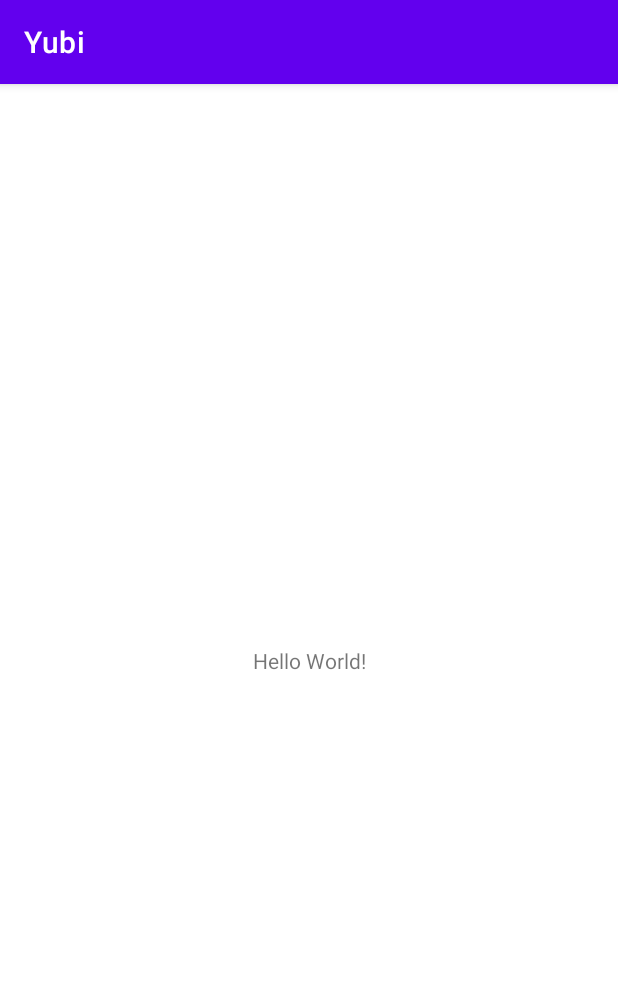
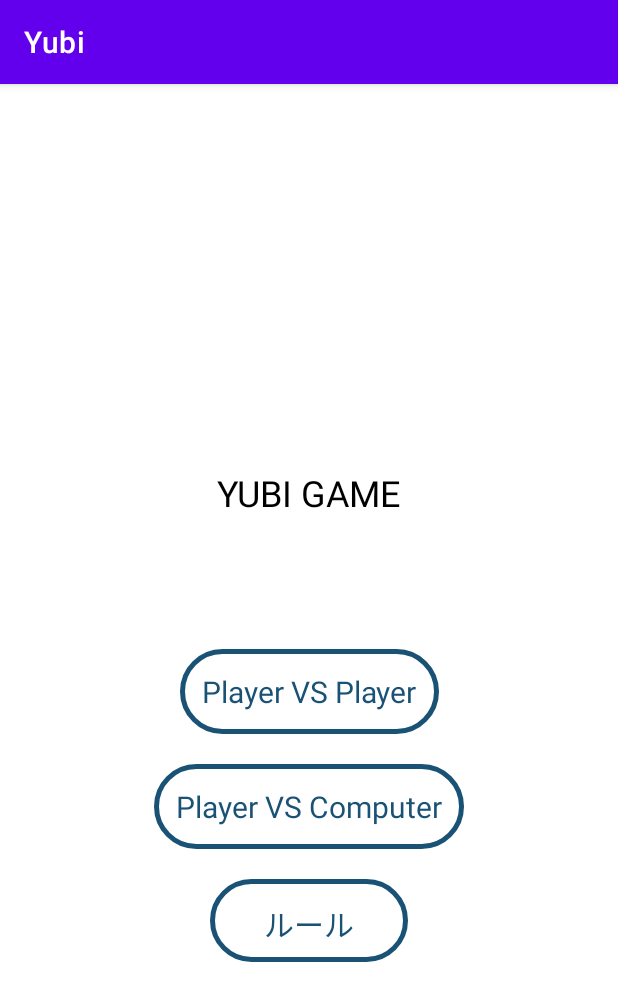
Before and after one commit to edwardowen24/Yubi, an Android app: the screen it shows after launch (MainActivity), on a phone screen of 412 x 824 dp. Shown: the top 1001 px of the screen. Run offline under Robolectric (Android 15) with nearby library versions, the phone set to English and light mode, and no system bars.

Commit message:
main page style

```diff
--- a/app/src/main/java/com/example/yubi/Game.java
+++ b/app/src/main/java/com/example/yubi/Game.java
@@ -17,9 +17,11 @@ public class Game extends AppCompatActivity {
     protected void onCreate(Bundle savedInstanceState) {
         super.onCreate(savedInstanceState);
         setContentView(R.layout.activity_game);
+        /////////////// p1 = player1 ///////////////
         TextView p1finger1 = findViewById(R.id.p1finger1);
         TextView p1finger2 = findViewById(R.id.p1finger2);
         TextView p1finger3 = findViewById(R.id.p1finger3);
+        /////////////// p2 = player2 ///////////////
         TextView p2finger1 = findViewById(R.id.p2finger1);
         TextView p2finger2 = findViewById(R.id.p2finger2);
         TextView p2finger3 = findViewById(R.id.p2finger3);
--- a/app/src/main/java/com/example/yubi/MainActivity.java
+++ b/app/src/main/java/com/example/yubi/MainActivity.java
@@ -15,9 +15,11 @@ public class MainActivity extends AppCompatActivity {
     protected void onCreate(Bundle savedInstanceState) {
         super.onCreate(savedInstanceState);
         setContentView(R.layout.activity_main);
-        TextView click = findViewById(R.id.textbutton);
+        TextView click = findViewById(R.id.yubigame);
+        TextView pvsp = findViewById(R.id.p_vs_p);
+        TextView pvsc = findViewById(R.id.p_vs_c);
 
-        click.setOnClickListener(new View.OnClickListener() {
+        pvsp.setOnClickListener(new View.OnClickListener() {
             @Override
             public void onClick(View view) {
                 Intent intent = new Intent(getApplicationContext(), Game.class);
--- /dev/null
+++ b/app/src/main/res/drawable/button_style_home.xml
@@ -0,0 +1,7 @@
+<?xml version="1.0" encoding="utf-8"?>
+<shape xmlns:android="http://schemas.android.com/apk/res/android">
+    <stroke
+        android:width="3dp" android:color="@color/blue_button"/>
+    <corners android:radius="45dp"/>
+    <padding android:top="15dp" android:bottom="15dp" android:left="15dp" android:right="15dp"/>
+</shape>
--- a/app/src/main/res/layout/activity_game.xml
+++ b/app/src/main/res/layout/activity_game.xml
@@ -13,7 +13,7 @@
 
         android:layout_marginStart="55dp"
         android:layout_marginBottom="90dp"
-        android:background="@drawable/button_style"
+        android:background="@drawable/button_style_bue"
         app:layout_constraintBottom_toTopOf="@+id/p1finger2"
         app:layout_constraintStart_toStartOf="parent"
         tools:ignore="MissingConstraints" />
@@ -24,7 +24,7 @@
         android:layout_height="90dp"
         android:layout_marginStart="55dp"
 
-        android:background="@drawable/button_style"
+        android:background="@drawable/button_style_bue"
         app:layout_constraintBottom_toBottomOf="parent"
         app:layout_constraintStart_toStartOf="parent"
         app:layout_constraintTop_toTopOf="parent"
@@ -37,7 +37,7 @@
         android:layout_marginStart="55dp"
 
         android:layout_marginTop="90dp"
-        android:background="@drawable/button_style"
+        android:background="@drawable/button_style_bue"
         app:layout_constraintStart_toStartOf="parent"
         app:layout_constraintTop_toBottomOf="@+id/p1finger2"
         tools:ignore="MissingConstraints" />
@@ -85,7 +85,7 @@
 
         android:layout_marginTop="32dp"
         android:layout_marginEnd="32dp"
-        android:background="@drawable/button_style"
+        android:background="@drawable/button_style_bue"
         app:layout_constraintEnd_toStartOf="@+id/round"
         app:layout_constraintTop_toTopOf="parent"
         tools:ignore="MissingConstraints" />
--- a/app/src/main/res/layout/activity_main.xml
+++ b/app/src/main/res/layout/activity_main.xml
@@ -7,13 +7,55 @@
     tools:context=".MainActivity">
 
     <TextView
-        android:id="@+id/textbutton"
+        android:id="@+id/yubigame"
         android:layout_width="wrap_content"
         android:layout_height="wrap_content"
-        android:text="Hello World!"
-        app:layout_constraintBottom_toBottomOf="parent"
+        android:layout_marginTop="256dp"
+        android:text="@string/yubigame"
+        android:textColor="@color/black"
+        android:textSize="24sp"
         app:layout_constraintLeft_toLeftOf="parent"
         app:layout_constraintRight_toRightOf="parent"
         app:layout_constraintTop_toTopOf="parent" />
 
+    <TextView
+        android:id="@+id/p_vs_p"
+        android:layout_width="wrap_content"
+        android:layout_height="wrap_content"
+        android:layout_marginTop="88dp"
+        android:background="@drawable/button_style_home"
+        android:text="@string/p_vs_p"
+        android:textColor="@color/blue_button"
+        android:textSize="20sp"
+        app:layout_constraintEnd_toEndOf="parent"
+        app:layout_constraintStart_toStartOf="parent"
+        app:layout_constraintTop_toBottomOf="@+id/yubigame" />
+
+    <TextView
+        android:id="@+id/p_vs_c"
+        android:layout_width="wrap_content"
+        android:layout_height="wrap_content"
+        android:layout_marginTop="20dp"
+        android:background="@drawable/button_style_home"
+        android:text="@string/p_vs_c"
+        android:textColor="@color/blue_button"
+        android:textSize="20sp"
+        app:layout_constraintEnd_toEndOf="parent"
+        app:layout_constraintStart_toStartOf="parent"
+        app:layout_constraintTop_toBottomOf="@+id/p_vs_p" />
+
+    <TextView
+        android:id="@+id/other"
+        android:layout_width="132dp"
+        android:layout_height="55dp"
+        android:layout_marginTop="20dp"
+        android:background="@drawable/button_style_home"
+        android:text="@string/other"
+        android:textAlignment="center"
+        android:textColor="@color/blue_button"
+        android:textSize="20sp"
+        app:layout_constraintEnd_toEndOf="parent"
+        app:layout_constraintStart_toStartOf="parent"
+        app:layout_constraintTop_toBottomOf="@+id/p_vs_c" />
+
 </androidx.constraintlayout.widget.ConstraintLayout>
--- a/app/src/main/res/values/strings.xml
+++ b/app/src/main/res/values/strings.xml
@@ -3,4 +3,10 @@
     <string name="round">0</string>
     <string name="p1point">0</string>
     <string name="p2point">0</string>
+    <string name="p_vs_p">Player VS Player</string>
+    <string name="p_vs_c">Player VS Computer</string>
+    <string name="other">ルール</string>
+    <string name="yubigame">YUBI GAME</string>
+
+
 </resources>
```
Also changed, not shown: app/src/main/res/drawable/button_style_bue.xml (renamed from app/src/main/res/drawable/button_style.xml).
